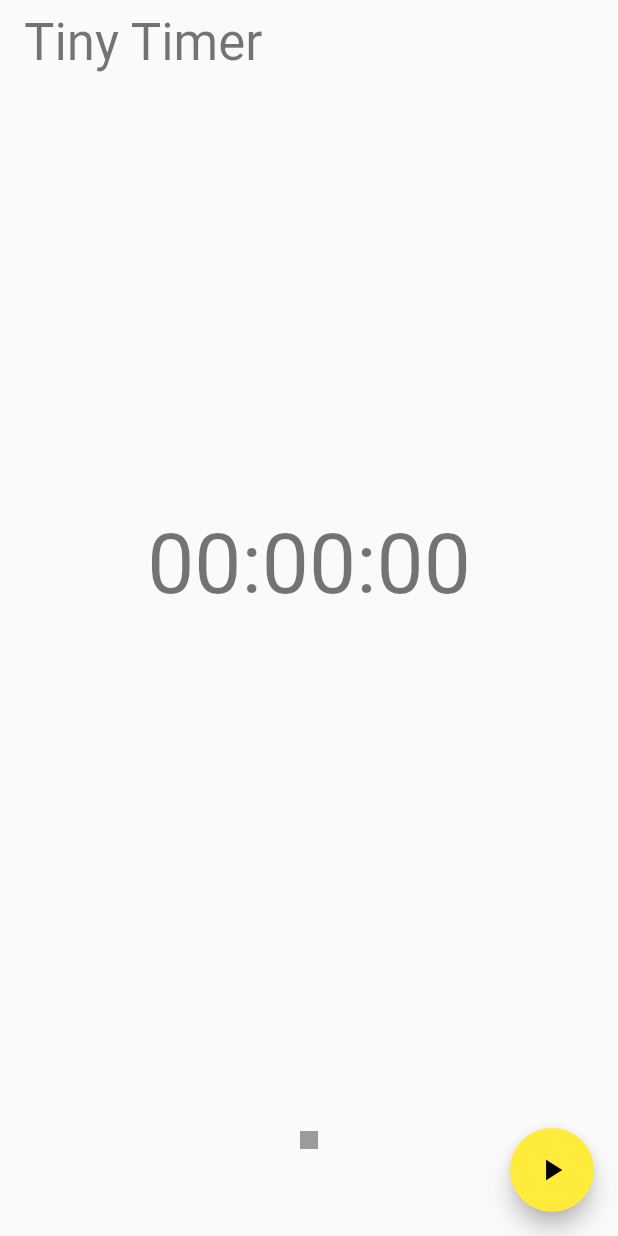
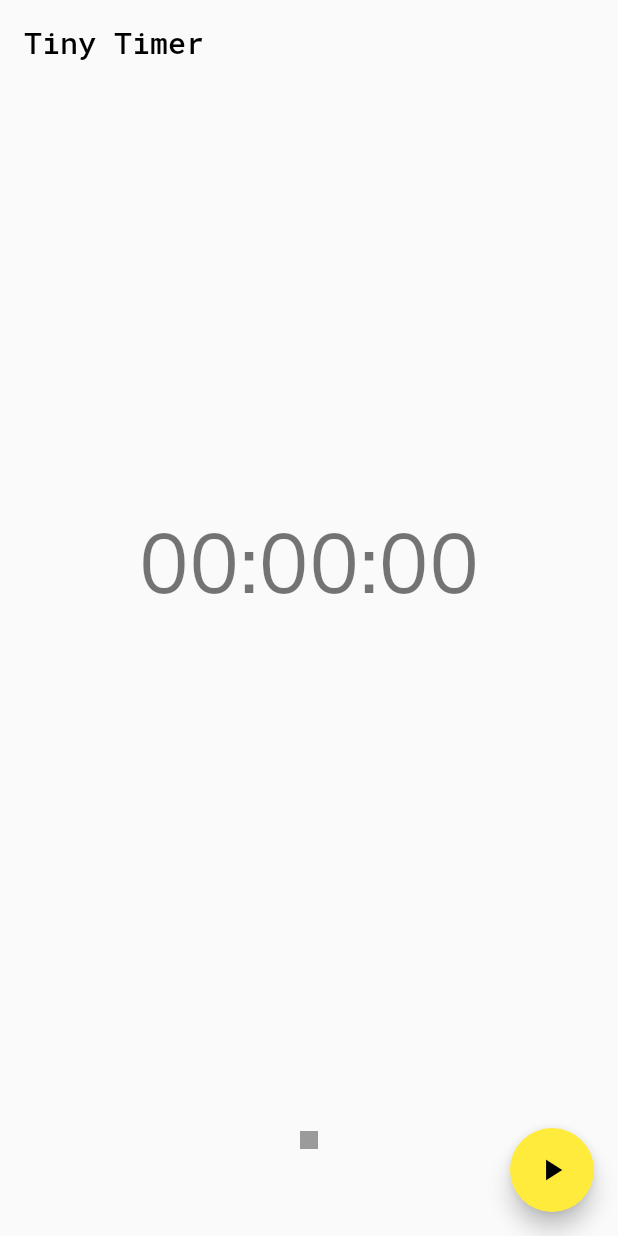
Before and after one commit to eze-mangalu/tinytimer, a Flutter app: the screen it shows after launch, on a phone screen of 412 x 824 dp. Run offline on Flutter 3.47's test engine with Material 2 defaults, Android fonts, the phone set to English and light mode, and no system bars; our stand-ins replace google_fonts.

Commit message:
Installed google_fonts package and set custom font

```diff
--- a/lib/main.dart
+++ b/lib/main.dart
@@ -1,6 +1,7 @@
 import 'dart:async';
 
 import 'package:flutter/material.dart';
+import 'package:google_fonts/google_fonts.dart';
 import 'package:timer/layouts/narrow.dart';
 import 'package:timer/layouts/wide.dart';
 
@@ -11,19 +12,30 @@ void main() {
 class MyApp extends StatelessWidget {
   const MyApp({Key? key}) : super(key: key);
 
+  static String title = 'Tiny Timer';
+
   @override
   Widget build(BuildContext context) {
     return MaterialApp(
-      title: 'Timer',
-      theme: ThemeData(
-        primarySwatch: Colors.yellow,
-        appBarTheme: AppBarTheme.of(context).copyWith(
-            elevation: 0,
-            backgroundColor: Colors.transparent,
-            titleTextStyle: Theme.of(context).textTheme.headlineMedium,
-            centerTitle: false),
+      title: title,
+      theme: _buildTheme(),
+      home: MyHomePage(title: title),
+    );
+  }
+
+  ThemeData _buildTheme() {
+    var baseTheme = ThemeData(colorScheme: ColorScheme.fromSwatch(primarySwatch: Colors.yellow));
+
+    return baseTheme.copyWith(
+      appBarTheme: baseTheme.appBarTheme.copyWith(
+          elevation: 0,
+          backgroundColor: baseTheme.scaffoldBackgroundColor,
+          // foregroundColor: baseTheme.primaryColor,
+          centerTitle: false),
+      textTheme: GoogleFonts.robotoMonoTextTheme(baseTheme.textTheme).copyWith(
+        displayLarge: GoogleFonts.nunitoSans(textStyle: baseTheme.textTheme.displayLarge),
+          displayMedium: GoogleFonts.nunitoSans(textStyle: baseTheme.textTheme.displayMedium),
       ),
-      home: const MyHomePage(title: 'Tiny Timer'),
     );
   }
 }
--- a/pubspec.yaml
+++ b/pubspec.yaml
@@ -34,6 +34,7 @@ dependencies:
   # The following adds the Cupertino Icons font to your application.
   # Use with the CupertinoIcons class for iOS style icons.
   cupertino_icons: ^1.0.2
+  google_fonts: ^3.0.1
 
 dev_dependencies:
   flutter_test:
```
Also changed, not shown: pubspec.lock, 7 other files.
